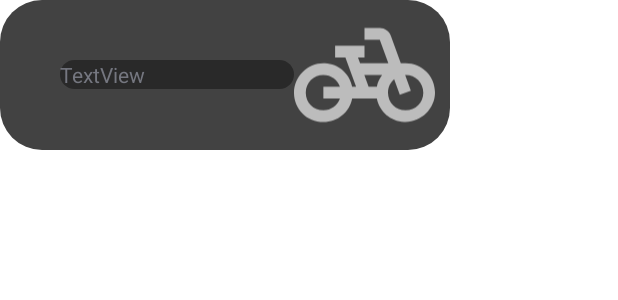
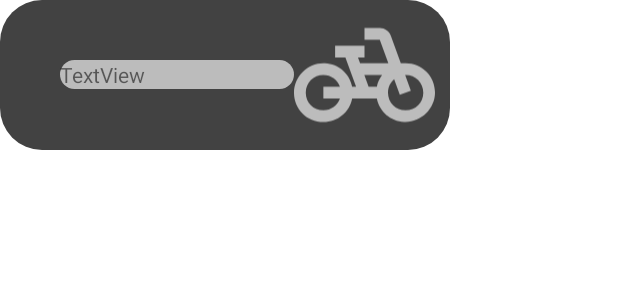
Before and after one commit to Mai-hh/WhereIsMyBike, an Android app: the layout widget_layout.xml on its own in the app's theme, with its tools: preview values and no code run, on a phone screen of 412 x 824 dp. Shown: the top 300 px of the screen. Run offline under Robolectric (Android 15) with nearby library versions, the phone set to English and light mode, and no system bars.

Commit message:
第一个可以使用的版本
完成功能：
1. 小组件显示
2. 桌面小组件点击添加一条record
3. Room 存储

下一个版本：
1. 完善小组件布局
2. 广播刷新小组件信息，实现小组件显示最新record

```diff
--- a/app/src/main/java/com/example/whereismybike/data/BikeDao.kt
+++ b/app/src/main/java/com/example/whereismybike/data/BikeDao.kt
@@ -10,7 +10,7 @@ import kotlinx.coroutines.flow.Flow
 @Dao
 interface BikeDao {
 
-    @Query("SELECT * FROM bike_db")
+    @Query("SELECT * FROM bike_db ORDER BY id DESC")
     fun getAllBikes(): Flow<List<Bike>>
 
     @Query("SELECT * FROM bike_db WHERE id = :id")
--- a/app/src/main/java/com/example/whereismybike/data/BikeDatabase.kt
+++ b/app/src/main/java/com/example/whereismybike/data/BikeDatabase.kt
@@ -6,7 +6,7 @@ import androidx.room.Room
 import androidx.room.RoomDatabase
 import com.example.whereismybike.model.Bike
 
-@Database(entities = [Bike::class], version = 2, exportSchema = false)
+@Database(entities = [Bike::class], version = 1, exportSchema = false)
 abstract class BikeDatabase : RoomDatabase() {
 
     abstract val bikeDao: BikeDao
--- a/app/src/main/java/com/example/whereismybike/widget/WhereBikeAppWidgetProvider.kt
+++ b/app/src/main/java/com/example/whereismybike/widget/WhereBikeAppWidgetProvider.kt
@@ -19,10 +19,11 @@ class WhereBikeAppWidgetProvider : AppWidgetProvider() {
         appWidgetManager: AppWidgetManager,
         appWidgetIds: IntArray
     ) {
-
+        Log.d(TAG, "onUpdate")
         val pendingIntent = Intent(context, MainActivity::class.java)
             .putExtra("Clicked", "Clicked")
             .let {
+                Log.d(TAG, "sent intent")
                 PendingIntent.getActivity(context, 0, it, 0)
             }
 
--- a/app/src/main/res/drawable-v31/widget_bike_inner_view.xml
+++ b/app/src/main/res/drawable-v31/widget_bike_inner_view.xml
@@ -2,5 +2,5 @@
 <shape xmlns:android="http://schemas.android.com/apk/res/android"
     android:shape="rectangle">
     <corners android:radius="@android:dimen/system_app_widget_inner_radius" />
-    <solid android:color="@color/material_on_surface_disabled" />
+    <solid android:color="@color/widget_inner_background" />
 </shape>
--- a/app/src/main/res/drawable/widget_bike_inner_view.xml
+++ b/app/src/main/res/drawable/widget_bike_inner_view.xml
@@ -2,6 +2,6 @@
 <shape xmlns:android="http://schemas.android.com/apk/res/android"
     android:shape="rectangle">
     <corners android:radius="8dp" />
-    <solid android:color="@color/material_on_surface_disabled" />
+    <solid android:color="@color/widget_inner_background" />
 
 </shape>
--- a/app/src/main/res/layout-v29/widget_layout.xml
+++ b/app/src/main/res/layout-v29/widget_layout.xml
@@ -16,18 +16,20 @@
 
         <TextView
             android:id="@+id/widget_text"
+            android:layout_width="0dp"
+            android:layout_height="match_parent"
+            android:layout_gravity="center_vertical"
+            android:layout_weight="3"
+            android:layout_margin="8dp"
             android:background="@drawable/widget_bike_inner_view"
-            android:layout_width="0dp"
-            android:layout_height="wrap_content"
-            android:layout_weight="3"
-            android:layout_gravity="center_vertical"
             android:text="TextView" />
 
         <ImageView
             android:id="@+id/widget_image"
             android:layout_width="0dp"
-            android:layout_height="80dp"
+            android:layout_height="match_parent"
             android:layout_weight="2"
+            android:layout_margin="8dp"
             android:layout_gravity="center_vertical"
             android:src="@drawable/ic_widget"
             app:tint="?android:attr/colorAccent" />
--- a/app/src/main/res/layout/widget_layout.xml
+++ b/app/src/main/res/layout/widget_layout.xml
@@ -6,7 +6,6 @@
     android:layout_height="match_parent">
 
     <LinearLayout
-        android:theme="@android:style/Theme.DeviceDefault.DayNight"
         android:orientation="horizontal"
         android:layout_width="300dp"
         android:layout_height="100dp"
--- a/app/src/main/res/values/colors.xml
+++ b/app/src/main/res/values/colors.xml
@@ -7,4 +7,5 @@
     <color name="teal_700">#FF018786</color>
     <color name="black">#FF000000</color>
     <color name="white">#FFFFFFFF</color>
+    <color name="widget_inner_background">#BCBCBC</color>
 </resources>
```
Also changed, not shown: app/src/main/java/com/example/whereismybike/MainActivity.kt (+8 -0 lines), app/src/main/java/com/example/whereismybike/ui/BikeListFragment.kt (+12 -3 lines), app/src/main/res/layout/bike_list_fragment.xml (+6 -6 lines).
